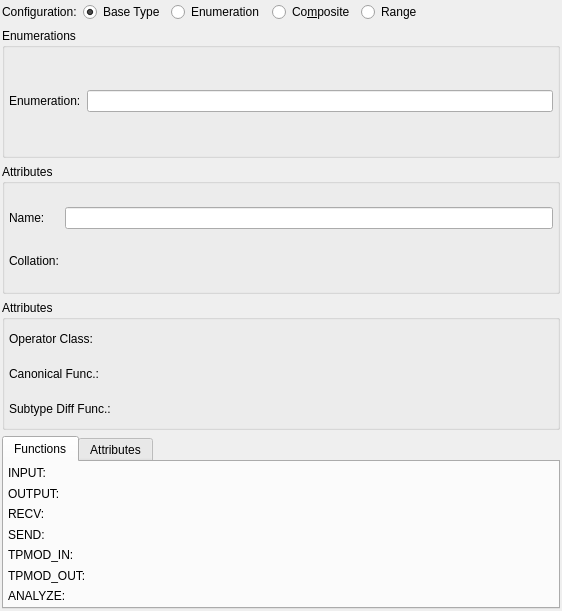
First picture: the form in libs/libgui/ui/dbobjects/typewidget.ui, repository pgmodeler/pgmodeler, before the edit.
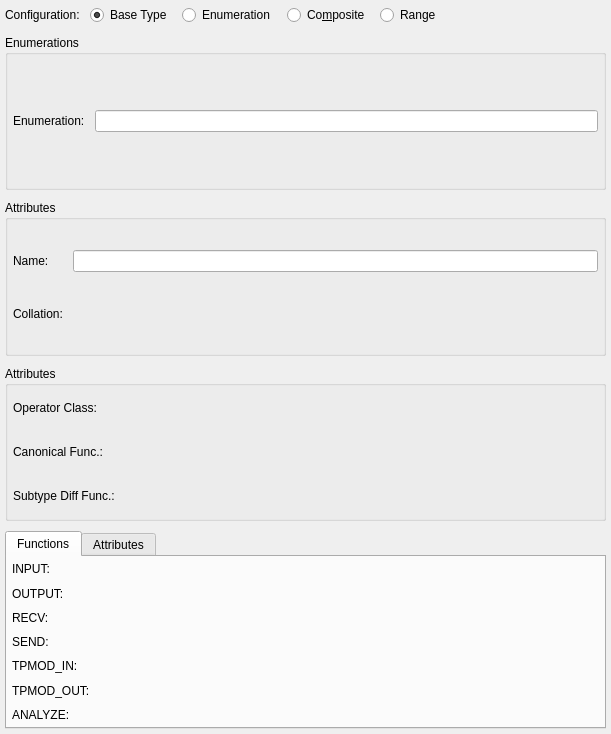
Second picture: the form after the edit.

```diff
--- a/libs/libgui/ui/dbobjects/typewidget.ui
+++ b/libs/libgui/ui/dbobjects/typewidget.ui
@@ -6,8 +6,8 @@
    <rect>
     <x>0</x>
     <y>0</y>
-    <width>562</width>
-    <height>611</height>
+    <width>611</width>
+    <height>734</height>
    </rect>
   </property>
   <property name="minimumSize">
@@ -18,19 +18,19 @@
   </property>
   <layout class="QGridLayout" name="type_grid">
    <property name="leftMargin">
-    <number>2</number>
+    <number>5</number>
    </property>
    <property name="topMargin">
-    <number>2</number>
+    <number>5</number>
    </property>
    <property name="rightMargin">
-    <number>2</number>
+    <number>5</number>
    </property>
    <property name="bottomMargin">
-    <number>2</number>
+    <number>5</number>
    </property>
    <property name="spacing">
-    <number>6</number>
+    <number>10</number>
    </property>
    <item row="0" column="4">
     <widget class="QRadioButton" name="range_rb">
@@ -56,19 +56,19 @@
       </attribute>
       <layout class="QGridLayout" name="gridLayout_3">
        <property name="leftMargin">
-        <number>4</number>
+        <number>5</number>
        </property>
        <property name="topMargin">
-        <number>4</number>
+        <number>5</number>
        </property>
        <property name="rightMargin">
-        <number>4</number>
+        <number>5</number>
        </property>
        <property name="bottomMargin">
-        <number>4</number>
+        <number>5</number>
        </property>
        <property name="spacing">
-        <number>6</number>
+        <number>10</number>
        </property>
        <item row="0" column="0">
         <widget class="QLabel" name="input_lbl">
@@ -399,19 +399,19 @@
      </property>
      <layout class="QGridLayout" name="gridLayout">
       <property name="leftMargin">
-       <number>4</number>
+       <number>5</number>
       </property>
       <property name="topMargin">
-       <number>4</number>
+       <number>5</number>
       </property>
       <property name="rightMargin">
-       <number>4</number>
+       <number>5</number>
       </property>
       <property name="bottomMargin">
-       <number>4</number>
+       <number>5</number>
       </property>
       <property name="spacing">
-       <number>6</number>
+       <number>10</number>
       </property>
       <item row="0" column="0">
        <widget class="QLabel" name="enum_name_lbl">
@@ -449,19 +449,19 @@
      </property>
      <layout class="QGridLayout" name="gridLayout_4">
       <property name="leftMargin">
-       <number>4</number>
+       <number>5</number>
       </property>
       <property name="topMargin">
-       <number>4</number>
+       <number>5</number>
       </property>
       <property name="rightMargin">
-       <number>4</number>
+       <number>5</number>
       </property>
       <property name="bottomMargin">
-       <number>4</number>
+       <number>5</number>
       </property>
       <property name="spacing">
-       <number>6</number>
+       <number>10</number>
       </property>
       <item row="0" column="0">
        <widget class="QLabel" name="attrib_name_lbl">
@@ -506,19 +506,19 @@
      </property>
      <layout class="QGridLayout" name="gridLayout_5">
       <property name="leftMargin">
-       <number>4</number>
+       <number>5</number>
       </property>
       <property name="topMargin">
-       <number>4</number>
+       <number>5</number>
       </property>
       <property name="rightMargin">
-       <number>4</number>
+       <number>5</number>
       </property>
       <property name="bottomMargin">
-       <number>4</number>
+       <number>5</number>
       </property>
       <property name="spacing">
-       <number>6</number>
+       <number>10</number>
       </property>
       <item row="2" column="0">
        <widget class="QLabel" name="diff_func_lbl">
```
Left out of the diff: 10 changed lines with no effect on the pictures.
